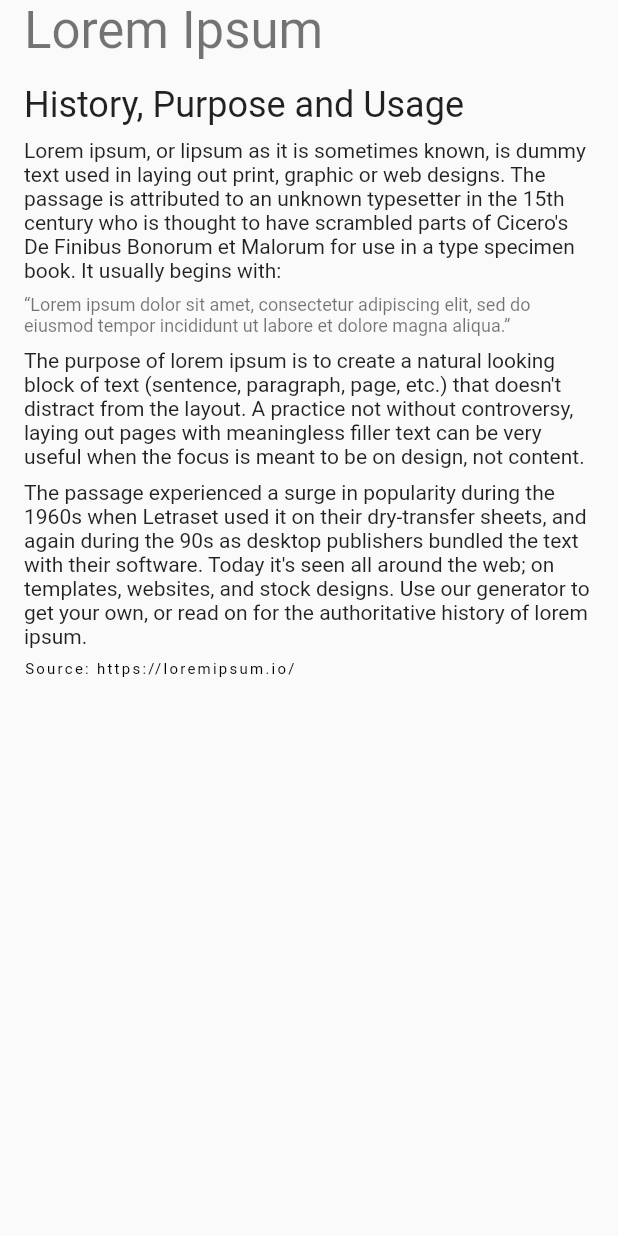
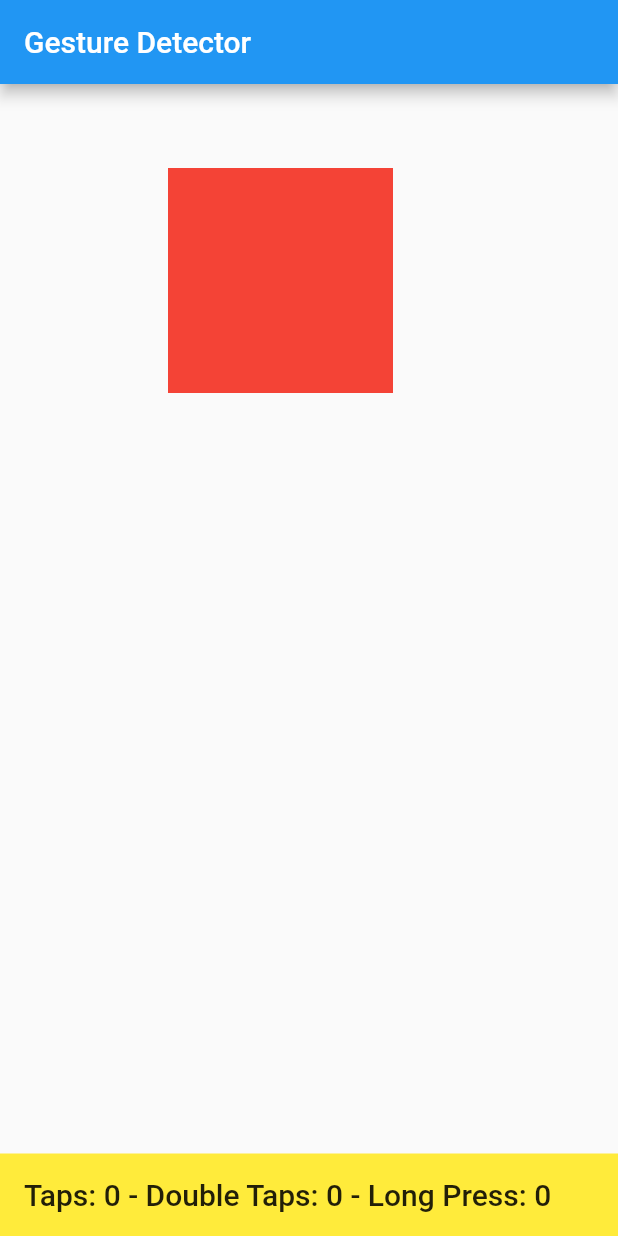
Before and after one commit to zerowu49/funflutter, a Flutter app: the screen it shows after launch, on a phone screen of 412 x 824 dp. Run offline on Flutter 3.47's test engine with Material 2 defaults, Android fonts, the phone set to English and light mode, and no system bars; our stand-ins replace webview_flutter.

```diff
--- a/lib/main.dart
+++ b/lib/main.dart
@@ -1,79 +1,113 @@
 import 'package:flutter/cupertino.dart';
 import 'package:flutter/material.dart';
-import 'package:funflutter/ArticleWebView.dart';
-import 'package:funflutter/NewsListPage.dart';
-import 'package:funflutter/article.dart';
-import 'package:funflutter/ArticleDetailPage.dart';
 
 void main() {
   runApp(MyApp());
 }
 
 class MyApp extends StatelessWidget {
+  // This widget is the root of your application.
   @override
   Widget build(BuildContext context) {
     return MaterialApp(
+      title: 'Gesture Detector',
       theme: ThemeData(
-        textTheme: TextTheme(
-          caption: TextStyle(fontSize: 22.0),
-          body1: TextStyle(fontSize: 22.0),
-        ),
+        primarySwatch: Colors.blue,
       ),
-      home: Scaffold(
-        body: SafeArea(
-          child: Padding(
-            padding: const EdgeInsets.symmetric(horizontal: 16.0),
-            child: ListView(
-              children: [
-                Text(
-                  'Lorem Ipsum',
-                  style: Theme.of(context).textTheme.headline4,
-                ),
-                SizedBox(
-                  height: 16,
-                ),
-                Text(
-                  'History, Purpose and Usage',
-                  style: Theme.of(context).textTheme.headline5,
-                ),
-                SizedBox(
-                  height: 8,
-                ),
-                Text(
-                  "Lorem ipsum, or lipsum as it is sometimes known, is dummy text used in laying out print, graphic or web designs. The passage is attributed to an unknown typesetter in the 15th century who is thought to have scrambled parts of Cicero's De Finibus Bonorum et Malorum for use in a type specimen book. It usually begins with:",
-                  style: Theme.of(context).textTheme.bodyText2,
-                ),
-                SizedBox(
-                  height: 8,
-                ),
-                Text(
-                  '“Lorem ipsum dolor sit amet, consectetur adipiscing elit, sed do eiusmod tempor incididunt ut labore et dolore magna aliqua.”',
-                  style: Theme.of(context).textTheme.caption,
-                ),
-                SizedBox(
-                  height: 8,
-                ),
-                Text(
-                  "The purpose of lorem ipsum is to create a natural looking block of text (sentence, paragraph, page, etc.) that doesn't distract from the layout. A practice not without controversy, laying out pages with meaningless filler text can be very useful when the focus is meant to be on design, not content.",
-                  style: Theme.of(context).textTheme.bodyText2,
-                ),
-                SizedBox(
-                  height: 8,
-                ),
-                Text(
-                  "The passage experienced a surge in popularity during the 1960s when Letraset used it on their dry-transfer sheets, and again during the 90s as desktop publishers bundled the text with their software. Today it's seen all around the web; on templates, websites, and stock designs. Use our generator to get your own, or read on for the authoritative history of lorem ipsum.",
-                  style: Theme.of(context).textTheme.bodyText2,
-                ),
-                SizedBox(
-                  height: 8,
-                ),
-                Text(
-                  'Source: https://loremipsum.io/',
-                  style: Theme.of(context).textTheme.overline,
-                ),
-              ],
+      home: MyHomePage(),
+    );
+  }
+}
+
+class MyHomePage extends StatefulWidget {
+  @override
+  _MyHomePageState createState() => _MyHomePageState();
+}
+
+class _MyHomePageState extends State<MyHomePage> {
+  final double boxSize = 150.0;
+  int numTaps = 0;
+  int numDoubleTaps = 0;
+  int numLongPress = 0;
+  double posX = 0.0;
+  double posY = 0.0;
+
+  void center(BuildContext context) {
+    posX = (MediaQuery.of(context).size.width / 2) - boxSize;
+    posY = (MediaQuery.of(context).size.height / 2) - boxSize * 2;
+
+    setState(() {
+      this.posX = posX;
+      this.posY = posY;
+    });
+  }
+
+  @override
+  Widget build(BuildContext context) {
+    if (posX == 0) {
+      center(context);
+    }
+    return Scaffold(
+      appBar: AppBar(
+        title: Text('Gesture Detector'),
+      ),
+      body: Stack(
+        children: [
+          Positioned(
+            top: posX,
+            left: posY,
+            child: GestureDetector(
+              // onVerticalDragUpdate: (DragUpdateDetails details) {
+              //   setState(() {
+              //     double delta = details.delta.dy;
+              //     posY += delta;
+              //   });
+              // },
+              // onHorizontalDragUpdate: (DragUpdateDetails details) {
+              //   setState(() {
+              //     double delta = details.delta.dx;
+              //     posX += delta;
+              //   });
+              // },
+              onPanUpdate: (DragUpdateDetails details) {
+                setState(() {
+                  double deltaX = details.delta.dx;
+                  double deltaY = details.delta.dy;
+                  posX += deltaX;
+                  posY += deltaY;
+                });
+              },
+
+              onTap: () {
+                setState(() {
+                  numTaps++;
+                });
+              },
+              onDoubleTap: () {
+                setState(() {
+                  numDoubleTaps++;
+                });
+              },
+              onLongPress: () {
+                setState(() {
+                  numLongPress++;
+                });
+              },
+              child: Container(
+                width: boxSize,
+                height: boxSize,
+                decoration: BoxDecoration(color: Colors.red),
+              ),
             ),
           ),
+        ],
+      ),
+      bottomNavigationBar: Container(
+        color: Colors.yellow,
+        padding: const EdgeInsets.all(16.0),
+        child: Text(
+          'Taps: $numTaps - Double Taps: $numDoubleTaps - Long Press: $numLongPress',
+          style: Theme.of(context).textTheme.headline6,
         ),
       ),
     );
```
